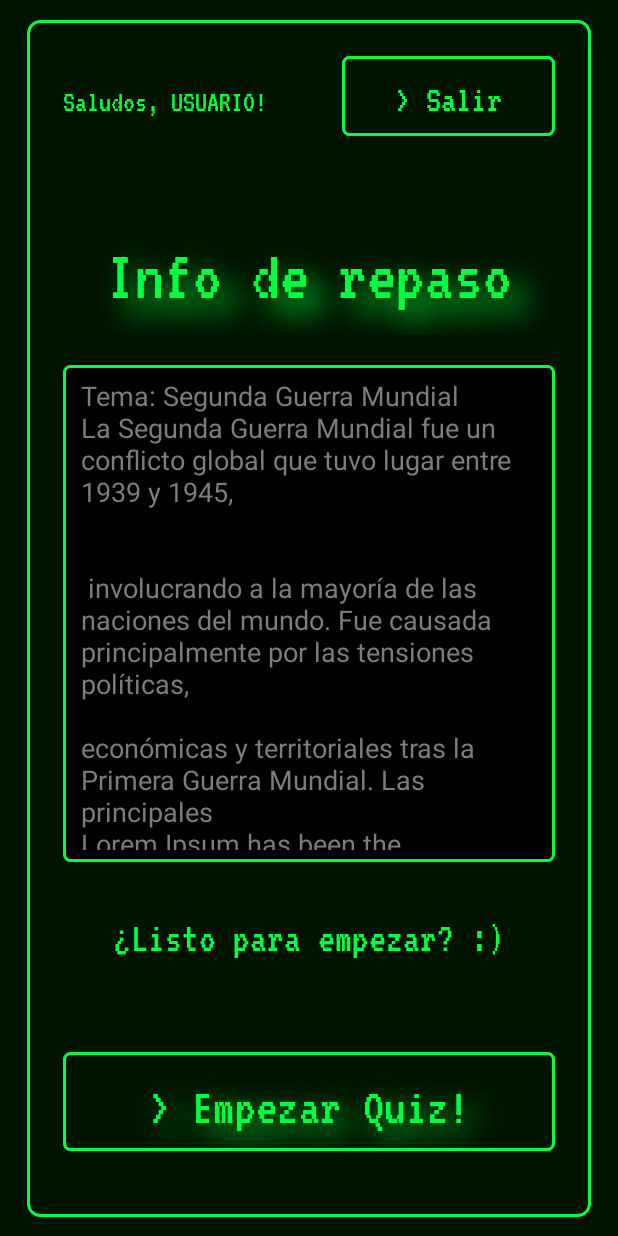
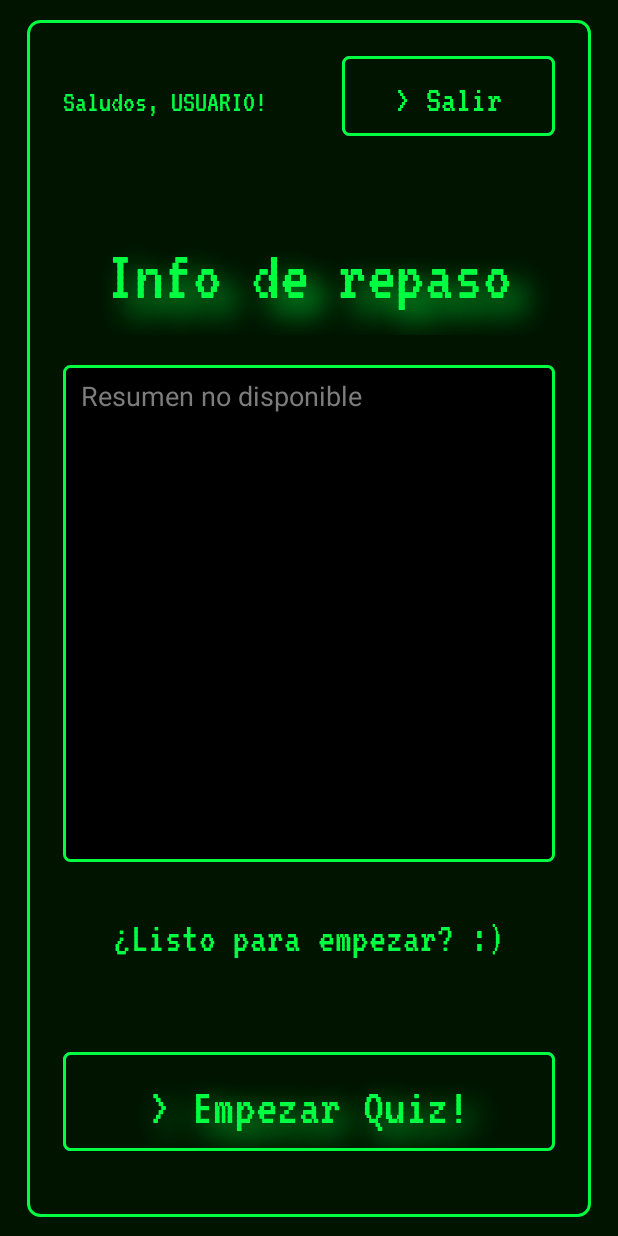
Before and after one commit to BrunoGust/TriviaTrainer, an Android app: the RepasoActivity screen opened directly, with no data from a screen before it, on a phone screen of 412 x 824 dp. Run offline under Robolectric (Android 15) with nearby library versions, the phone set to English and light mode, and no system bars.

Commit message:
MLL agregado

```diff
--- a/app/build.gradle.kts
+++ b/app/build.gradle.kts
@@ -54,6 +54,8 @@ dependencies {
     implementation(libs.androidx.constraintlayout)
     implementation(libs.firebase.crashlytics.buildtools)
     implementation("com.google.code.gson:gson:2.10.1")
+    // SDK de Gemini
+    implementation(libs.google.generativeai)
     testImplementation(libs.junit)
     androidTestImplementation(libs.androidx.junit)
     androidTestImplementation(libs.androidx.espresso.core)
--- a/app/src/main/java/com/example/triviatrainerapp/RepasoActivity.kt
+++ b/app/src/main/java/com/example/triviatrainerapp/RepasoActivity.kt
@@ -3,6 +3,7 @@ package com.example.triviatrainerapp
 import android.content.Intent
 import android.os.Bundle
 import android.widget.Button
+import android.widget.EditText
 import android.widget.TextView
 import android.widget.Toast
 import androidx.activity.enableEdgeToEdge
@@ -23,6 +24,13 @@ class RepasoActivity : AppCompatActivity() {
             v.setPadding(systemBars.left, systemBars.top, systemBars.right, systemBars.bottom)
             insets
         }*/
+
+        val resumen = intent.getStringExtra("RESUMEN_GENERADO") ?: "Resumen no disponible"
+        val tema = intent.getStringExtra("TEMA_ORIGINAL") ?: ""
+
+        val editText = findViewById<EditText>(R.id.editTextText)
+        editText.setText(resumen)
+
 
         val button: Button = findViewById(R.id.btnEmpezarQuiz)
         welcomeTextView = findViewById(R.id.textView4)
--- a/app/src/main/res/layout/activity_repaso.xml
+++ b/app/src/main/res/layout/activity_repaso.xml
@@ -75,10 +75,15 @@
             android:layout_height="331dp"
             android:layout_marginTop="20sp"
             android:background="@drawable/edittext_border_green"
+            android:editable="false"
+            android:cursorVisible="false"
+            android:textIsSelectable="true"
+            android:autoLink="web"
+            android:text="@string/texto_prueba"
+            android:longClickable="true"
+            android:clickable="true"
             android:ems="10"
             android:gravity="start|top"
-            android:inputType="textMultiLine"
-            android:text="@string/texto_prueba"
             android:textColor="#7E7D7D" />
 
         <TextView
--- a/app/src/main/res/values/strings.xml
+++ b/app/src/main/res/values/strings.xml
@@ -18,5 +18,7 @@
         he 1960s with the release of Letraset sheets containingwith desktop publishing software like with desktop publishing software like
         Lorem Ipsum passages, and more recently with desktop publishing software like Aldus PageMaker including versions
         Lorem Ipsum passages, and more recently with desktop publishing software like Aldus PageMaker including versions
-        of Lorem Ipsum.</string>
+        of Lorem Ipsum.\nLinks de búsqueda: \nhttps://es.wikipedia.org/wiki/Segunda_Guerra_Mundial
+
+    </string>
 </resources>
--- a/gradle/libs.versions.toml
+++ b/gradle/libs.versions.toml
@@ -10,6 +10,8 @@ material = "1.10.0"
 activity = "1.8.0"
 constraintlayout = "2.1.4"
 firebaseCrashlyticsBuildtools = "3.0.3"
+generativeaiVersion = "0.9.0"
+generativeai = "0.9.0"
 
 [libraries]
 androidx-core-ktx = { group = "androidx.core", name = "core-ktx", version.ref = "coreKtx" }
@@ -21,6 +23,8 @@ material = { group = "com.google.android.material", name = "material", version.r
 androidx-activity = { group = "androidx.activity", name = "activity", version.ref = "activity" }
 androidx-constraintlayout = { group = "androidx.constraintlayout", name = "constraintlayout", version.ref = "constraintlayout" }
 firebase-crashlytics-buildtools = { group = "com.google.firebase", name = "firebase-crashlytics-buildtools", version.ref = "firebaseCrashlyticsBuildtools" }
+google-generativeai = { group = "com.google.ai.client.generativeai", name = "generativeai", version.ref = "generativeaiVersion" }
+generativeai = { module = "com.google.ai.client:generativeai", version.ref = "generativeai" }
 
 [plugins]
 android-application = { id = "com.android.application", version.ref = "agp" }
```
Also changed, not shown: app/src/main/assets/questions.json (+22 -22 lines), app/src/main/java/com/example/triviatrainerapp/InicioActivity.kt (+88 -1 lines), app/src/main/java/com/example/triviatrainerapp/LoadingScreenActivity.kt (+9 -0 lines).
